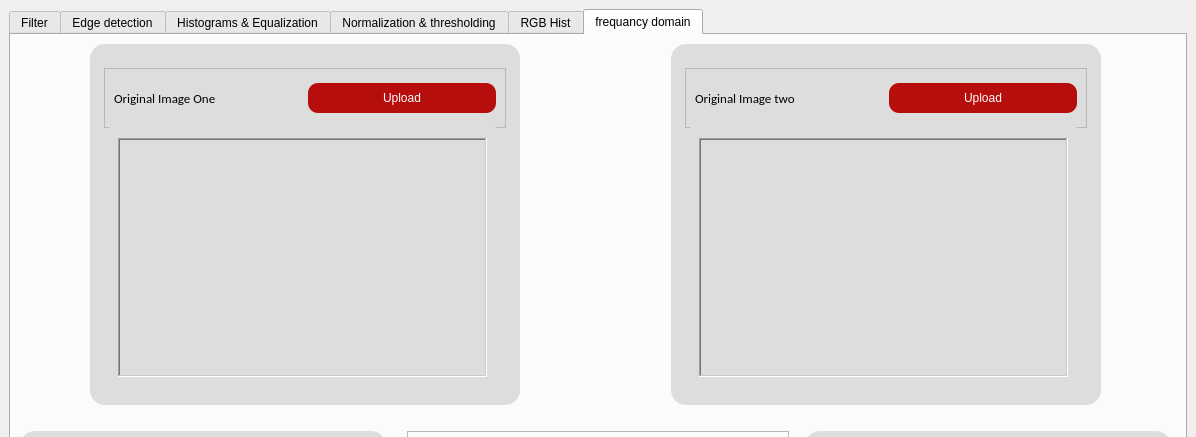
First picture: the form in task1.ui, repository Mohamed-hazem-mahrous/computer_vision_toolkit, before the edit; both pictures show x 0 to 1196 and y 0 to 437 of the 1196 by 871 pixel window.
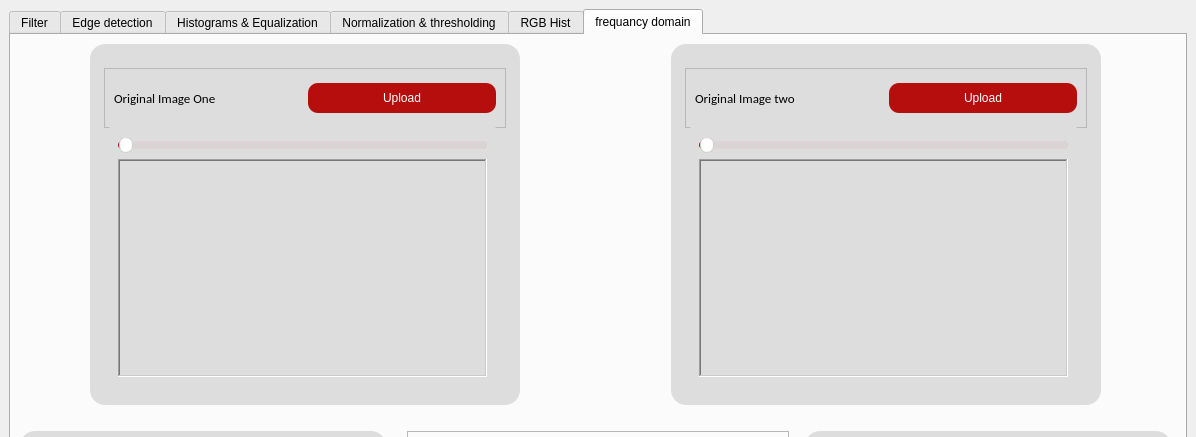
Second picture: the form after the edit. Icons and pictures are not drawn.

```diff
--- a/task1.ui
+++ b/task1.ui
@@ -2970,7 +2970,7 @@
                         <string/>
                        </property>
                        <layout class="QGridLayout" name="gridLayout_65">
-                        <item row="0" column="0">
+                        <item row="1" column="0">
                          <widget class="QLabel" name="original_image_1">
                           <property name="minimumSize">
                            <size>
@@ -2998,6 +2998,56 @@
                           </property>
                          </widget>
                         </item>
+                        <item row="0" column="0">
+                         <widget class="QSlider" name="horizontalSlider_3">
+                          <property name="styleSheet">
+                           <string notr="true">QSlider::groove {
+    border: 1px solid #bbbbbb;
+    background-color: #52595d;
+    border-radius: 4px;
+}
+QSlider::groove:horizontal {
+    height: 6px;
+}
+QSlider::groove:vertical {
+    width: 6px;
+}
+QSlider::handle:horizontal {
+    background: #ffffff;
+    border-style: solid;
+    border-width: 1px;
+    border-color: rgb(207,207,207);
+    width: 12px;
+    margin: -5px 0;
+    border-radius: 7px;
+}
+QSlider::handle:vertical {
+    background: #ffffff;
+    border-style: solid;
+    border-width: 1px;
+    border-color: rgb(207,207,207);
+    height: 12px;
+    margin: 0 -5px;
+    border-radius: 7px;
+}
+QSlider::add-page, QSlider::sub-page {
+    border: 1px transparent;
+    background-color: #52595d;
+    border-radius: 4px;
+}
+QSlider::add-page:horizontal {
+    background: qlineargradient(spread:pad, x1:0, y1:0, x2:0, y2:1, stop:0 #ddd5d5, stop:0.5 #dad3d3, stop:1 #ddd5d5);
+}
+QSlider::sub-page:horizontal {
+    background-color: qlineargradient(spread:pad, x1:0, y1:0, x2:1, y2:0, stop:0  rgb(182, 13, 13), stop:0.5  rgb(182, 13, 13), stop:1  rgb(182, 13, 13));
+}
+</string>
+                          </property>
+                          <property name="orientation">
+                           <enum>Qt::Horizontal</enum>
+                          </property>
+                         </widget>
+                        </item>
                        </layout>
                       </widget>
                      </item>
@@ -3160,7 +3210,7 @@
                         <string/>
                        </property>
                        <layout class="QGridLayout" name="gridLayout_58">
-                        <item row="0" column="0">
+                        <item row="1" column="0">
                          <widget class="QLabel" name="original_image_2">
                           <property name="minimumSize">
                            <size>
@@ -3188,6 +3238,56 @@
                           </property>
                          </widget>
                         </item>
+                        <item row="0" column="0">
+                         <widget class="QSlider" name="horizontalSlider_4">
+                          <property name="styleSheet">
+                           <string notr="true">QSlider::groove {
+    border: 1px solid #bbbbbb;
+    background-color: #52595d;
+    border-radius: 4px;
+}
+QSlider::groove:horizontal {
+    height: 6px;
+}
+QSlider::groove:vertical {
+    width: 6px;
+}
+QSlider::handle:horizontal {
+    background: #ffffff;
+    border-style: solid;
+    border-width: 1px;
+    border-color: rgb(207,207,207);
+    width: 12px;
+    margin: -5px 0;
+    border-radius: 7px;
+}
+QSlider::handle:vertical {
+    background: #ffffff;
+    border-style: solid;
+    border-width: 1px;
+    border-color: rgb(207,207,207);
+    height: 12px;
+    margin: 0 -5px;
+    border-radius: 7px;
+}
+QSlider::add-page, QSlider::sub-page {
+    border: 1px transparent;
+    background-color: #52595d;
+    border-radius: 4px;
+}
+QSlider::add-page:horizontal {
+    background: qlineargradient(spread:pad, x1:0, y1:0, x2:0, y2:1, stop:0 #ddd5d5, stop:0.5 #dad3d3, stop:1 #ddd5d5);
+}
+QSlider::sub-page:horizontal {
+    background-color: qlineargradient(spread:pad, x1:0, y1:0, x2:1, y2:0, stop:0  rgb(182, 13, 13), stop:0.5  rgb(182, 13, 13), stop:1  rgb(182, 13, 13));
+}
+</string>
+                          </property>
+                          <property name="orientation">
+                           <enum>Qt::Horizontal</enum>
+                          </property>
+                         </widget>
+                        </item>
                        </layout>
                       </widget>
                      </item>
```
Left out of the diff: 40 changed lines with no effect on the pictures.
